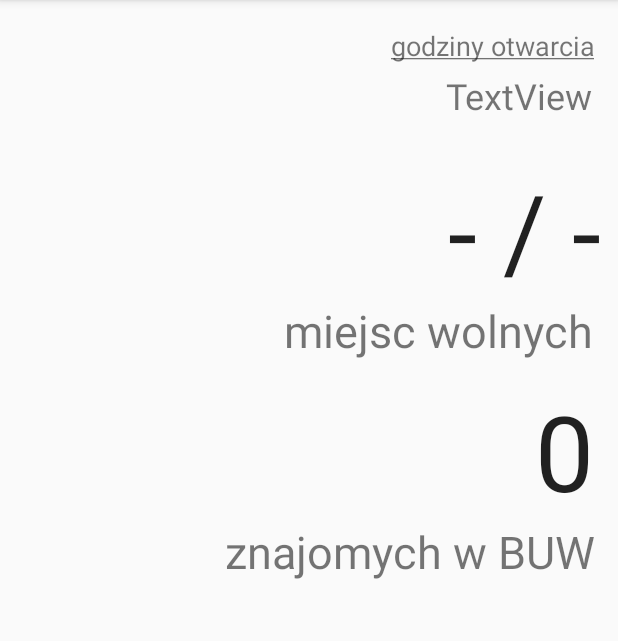
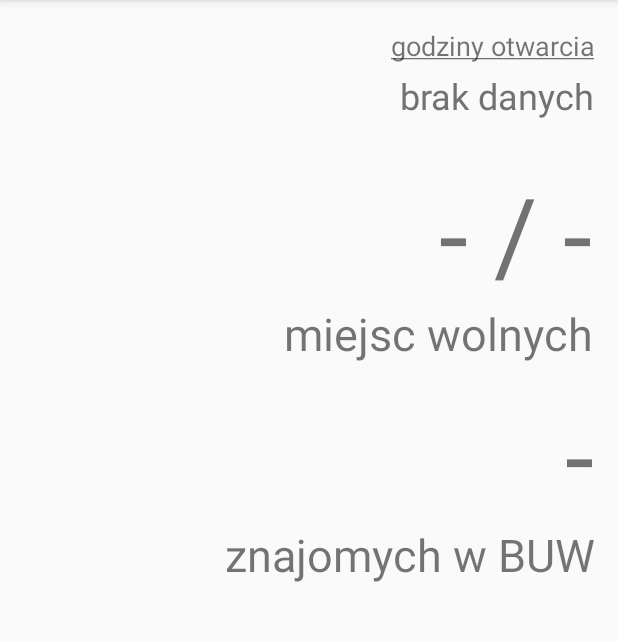
Before and after one commit to k-rokicki/BUWing, an Android app: the fragment MainScreenFragment shown on its own in the app's theme, on a phone screen of 412 x 824 dp, the part 84-725 px from its top. Run offline under Robolectric (Android 15) with nearby library versions, the phone set to English and light mode, and no system bars; 6 statements that could not run were skipped.

```diff
--- a/BUWing/app/src/main/res/layout/fragment_main_screen.xml
+++ b/BUWing/app/src/main/res/layout/fragment_main_screen.xml
@@ -5,62 +5,6 @@
     android:id="@+id/relativeLayout"
     android:layout_width="match_parent"
     android:layout_height="match_parent">
-
-    <TextView
-        android:id="@+id/fullnessInfoTextView"
-        android:layout_width="314dp"
-        android:layout_height="92dp"
-        android:layout_marginStart="8dp"
-        android:layout_marginTop="8dp"
-        android:layout_marginEnd="8dp"
-        android:layout_marginBottom="8dp"
-        android:gravity="bottom|right"
-        android:text="- / -"
-        android:textColor="?attr/editTextColor"
-        android:textSize="70sp"
-        app:layout_constraintBottom_toBottomOf="parent"
-        app:layout_constraintEnd_toEndOf="parent"
-        app:layout_constraintHorizontal_bias="0.962"
-        app:layout_constraintStart_toStartOf="parent"
-        app:layout_constraintTop_toBottomOf="@+id/openingHoursTextView"
-        app:layout_constraintVertical_bias="0.035" />
-
-    <TextView
-        android:id="@+id/fullnessInfoTextView2"
-        android:layout_width="180dp"
-        android:layout_height="92dp"
-        android:layout_marginStart="8dp"
-        android:layout_marginTop="8dp"
-        android:layout_marginEnd="8dp"
-        android:layout_marginBottom="8dp"
-        android:gravity="bottom|right"
-        android:text="0"
-        android:textColor="?attr/editTextColor"
-        android:textSize="70sp"
-        app:layout_constraintBottom_toBottomOf="parent"
-        app:layout_constraintEnd_toEndOf="parent"
-        app:layout_constraintHorizontal_bias="0.962"
-        app:layout_constraintStart_toStartOf="parent"
-        app:layout_constraintTop_toBottomOf="@+id/friendsInsideMsgTextView"
-        app:layout_constraintVertical_bias="0.004" />
-
-    <TextView
-        android:id="@+id/openingHoursTextView"
-        android:layout_width="wrap_content"
-        android:layout_height="wrap_content"
-        android:layout_marginStart="8dp"
-        android:layout_marginEnd="8dp"
-        android:layout_marginBottom="8dp"
-        android:text="TextView"
-        android:textAlignment="textEnd"
-        android:textSize="24sp"
-        app:layout_constraintBottom_toBottomOf="parent"
-        app:layout_constraintEnd_toEndOf="parent"
-        app:layout_constraintHorizontal_bias="0.969"
-        app:layout_constraintStart_toStartOf="parent"
-        app:layout_constraintTop_toBottomOf="@+id/openingHoursMsgTextView"
-        app:layout_constraintVertical_bias="0.0"
-        tools:text="brak danych" />
 
     <TextView
         android:id="@+id/openingHoursMsgTextView"
@@ -81,7 +25,42 @@
         app:layout_constraintVertical_bias="0.014" />
 
     <TextView
-        android:id="@+id/friendsInsideMsgTextView"
+        android:id="@+id/openingHoursTextView"
+        android:layout_width="wrap_content"
+        android:layout_height="wrap_content"
+        android:layout_marginStart="8dp"
+        android:layout_marginEnd="8dp"
+        android:layout_marginBottom="8dp"
+        android:text="brak danych"
+        android:textAlignment="textEnd"
+        android:textSize="24sp"
+        app:layout_constraintBottom_toBottomOf="parent"
+        app:layout_constraintEnd_toEndOf="parent"
+        app:layout_constraintHorizontal_bias="0.969"
+        app:layout_constraintStart_toStartOf="parent"
+        app:layout_constraintTop_toBottomOf="@+id/openingHoursMsgTextView"
+        app:layout_constraintVertical_bias="0.0" />
+
+    <TextView
+        android:id="@+id/fullnessInfoTextView"
+        android:layout_width="314dp"
+        android:layout_height="92dp"
+        android:layout_marginStart="8dp"
+        android:layout_marginTop="8dp"
+        android:layout_marginEnd="8dp"
+        android:layout_marginBottom="8dp"
+        android:gravity="bottom|right"
+        android:text="- / -"
+        android:textSize="70sp"
+        app:layout_constraintBottom_toBottomOf="parent"
+        app:layout_constraintEnd_toEndOf="parent"
+        app:layout_constraintHorizontal_bias="0.888"
+        app:layout_constraintStart_toStartOf="parent"
+        app:layout_constraintTop_toBottomOf="@+id/openingHoursTextView"
+        app:layout_constraintVertical_bias="0.038" />
+
+    <TextView
+        android:id="@+id/fullnessInfoMsgTextView"
         android:layout_width="226dp"
         android:layout_height="46dp"
         android:layout_marginStart="8dp"
@@ -99,6 +78,24 @@
 
     <TextView
         android:id="@+id/friendsInsideTextView"
+        android:layout_width="180dp"
+        android:layout_height="92dp"
+        android:layout_marginStart="8dp"
+        android:layout_marginTop="8dp"
+        android:layout_marginEnd="8dp"
+        android:layout_marginBottom="8dp"
+        android:gravity="bottom|right"
+        android:text="-"
+        android:textSize="70sp"
+        app:layout_constraintBottom_toBottomOf="parent"
+        app:layout_constraintEnd_toEndOf="parent"
+        app:layout_constraintHorizontal_bias="0.962"
+        app:layout_constraintStart_toStartOf="parent"
+        app:layout_constraintTop_toBottomOf="@+id/fullnessInfoMsgTextView"
+        app:layout_constraintVertical_bias="0.004" />
+
+    <TextView
+        android:id="@+id/friendsInsideMsgTextView"
         android:layout_width="262dp"
         android:layout_height="46dp"
         android:layout_marginStart="8dp"
@@ -111,7 +108,7 @@
         app:layout_constraintEnd_toEndOf="parent"
         app:layout_constraintHorizontal_bias="0.939"
         app:layout_constraintStart_toStartOf="parent"
-        app:layout_constraintTop_toBottomOf="@+id/fullnessInfoTextView2"
+        app:layout_constraintTop_toBottomOf="@+id/friendsInsideTextView"
         app:layout_constraintVertical_bias="0.0" />
 
 </android.support.constraint.ConstraintLayout>
```
Also changed, not shown: BUWing/app/src/main/java/com/example/buwing/MainScreenFragment.java (+93 -12 lines), 1 other file.
